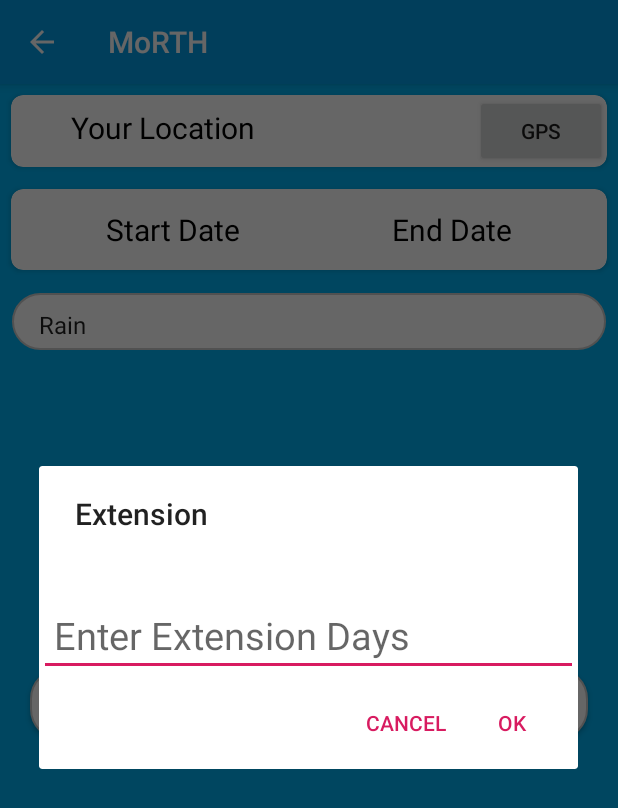
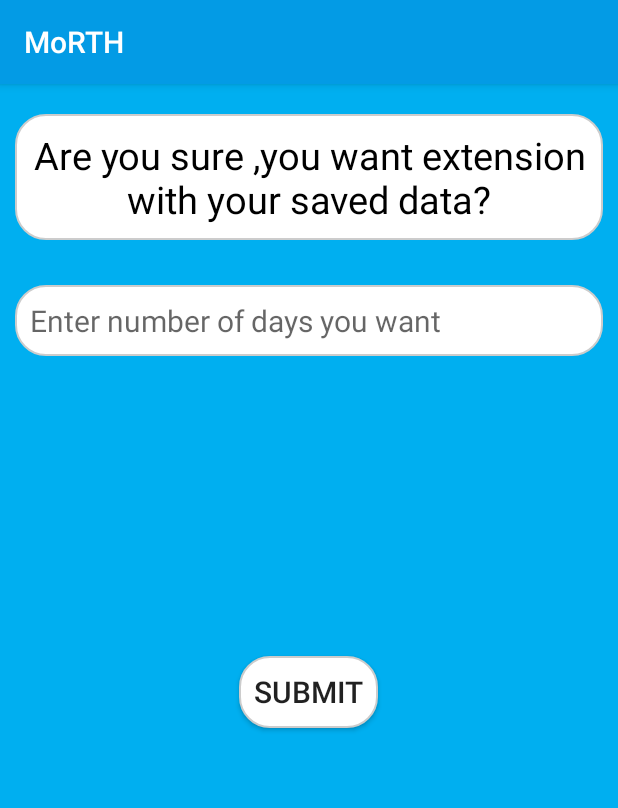
Before and after one commit to souravpaul8/MoRTH, an Android app: the WeatherHindranceActivity screen opened directly, with no data from a screen before it, after a tap on "EXTENSION", on a phone screen of 412 x 824 dp. Shown: the top 808 px of the screen. Run offline under Robolectric (Android 15) with nearby library versions, the phone set to English and light mode, and no system bars; our stand-ins replace Firebase (no records; nobody signed in at launch, a user with empty details on screens opened directly).

Commit message:
Extension Activity

```diff
--- a/app/src/main/AndroidManifest.xml
+++ b/app/src/main/AndroidManifest.xml
@@ -14,7 +14,8 @@
         android:supportsRtl="true"
         android:theme="@style/AppTheme"
         android:usesCleartextTraffic="true">
-        <activity android:name=".SavedHindrancesListActivity"></activity>
+        <activity android:name=".ExtensionDays"></activity>
+        <activity android:name=".SavedHindrancesListActivity" />
         <activity android:name=".OtherUploadActivity" />
         <activity
             android:name=".WeatherHindranceActivity"
--- /dev/null
+++ b/app/src/main/java/com/thecombatant/morth/ExtensionDays.java
@@ -0,0 +1,42 @@
+package com.thecombatant.morth;
+
+import android.support.v7.app.AppCompatActivity;
+import android.os.Bundle;
+import android.view.View;
+import android.widget.Button;
+import android.widget.EditText;
+
+import com.google.firebase.database.DatabaseReference;
+import com.google.firebase.database.FirebaseDatabase;
+
+public class ExtensionDays extends AppCompatActivity {
+
+    EditText Extensiondays;
+    Button submit;
+    String numberofdays;
+    String tender;
+
+    @Override
+    protected void onCreate(Bundle savedInstanceState) {
+        super.onCreate(savedInstanceState);
+        setContentView(R.layout.activity_extension_days);
+
+        Extensiondays = findViewById(R.id.Days);
+        submit = findViewById(R.id.submit);
+
+
+        tender = getIntent().getStringExtra("tenderId");
+
+        submit.setOnClickListener(new View.OnClickListener() {
+            @Override
+            public void onClick(View view) {
+                numberofdays = Extensiondays.getText().toString();
+                DatabaseReference databaseweather = FirebaseDatabase.getInstance().getReference(tender);
+                databaseweather.child("Propose days of extension").setValue(numberofdays);
+
+            }
+        });
+
+
+    }
+}
--- a/app/src/main/java/com/thecombatant/morth/WeatherHindranceActivity.java
+++ b/app/src/main/java/com/thecombatant/morth/WeatherHindranceActivity.java
@@ -361,9 +361,10 @@ public class WeatherHindranceActivity extends AppCompatActivity implements Dialo
 
 
                 Calendar calendar = Calendar.getInstance();
-                String currentdate = DateFormat.getDateInstance().format(calendar.getTime());
+                String currentdate = DateFormat.getDateInstance(DateFormat.FULL).format(calendar.getTime());
 
-                Toast.makeText(WeatherHindranceActivity.this, currentdate, Toast.LENGTH_SHORT).show();
+
+                //Toast.makeText(WeatherHindranceActivity.this, currentdate, Toast.LENGTH_SHORT).show();
 
                 if (text.equals("Rain")) {
 
@@ -384,7 +385,9 @@ public class WeatherHindranceActivity extends AppCompatActivity implements Dialo
        extension.setOnClickListener(new View.OnClickListener() {
            @Override
            public void onClick(View view) {
-               openDialog();
+               Intent intent = new Intent(WeatherHindranceActivity.this, ExtensionDays.class);
+               intent.putExtra("tenderId", tender);
+               startActivity(intent);
            }
        });
 
@@ -576,6 +579,7 @@ public class WeatherHindranceActivity extends AppCompatActivity implements Dialo
 
 
             }
+            Toast.makeText(this, "Successfully updated your request", Toast.LENGTH_SHORT).show();
 
 
         } catch (Exception e) {
@@ -637,6 +641,7 @@ public class WeatherHindranceActivity extends AppCompatActivity implements Dialo
                 }
 
             }
+            Toast.makeText(this, "Successfully updated your request", Toast.LENGTH_SHORT).show();
 
         } catch (Exception e) {
             e.printStackTrace();
@@ -697,6 +702,7 @@ public class WeatherHindranceActivity extends AppCompatActivity implements Dialo
 
             }
 
+            Toast.makeText(this, "Successfully updated your request", Toast.LENGTH_SHORT).show();
 
         } catch (Exception e) {
             e.printStackTrace();
@@ -752,12 +758,13 @@ public class WeatherHindranceActivity extends AppCompatActivity implements Dialo
 
                 OtherReasonDetails other = new OtherReasonDetails(id, cdate, otherReason, result, photoStringLink);
 
-                    databaseweather.child("Reason").child(cdate).setValue(other);
+                databaseweather.child("Dates").child(cdate).setValue(other);
 
 
 
             }
 
+            Toast.makeText(this, "Successfully updated your request", Toast.LENGTH_SHORT).show();
 
         } catch (Exception e) {
             e.printStackTrace();
--- a/app/src/main/res/layout/activity_enter_tender_details.xml
+++ b/app/src/main/res/layout/activity_enter_tender_details.xml
@@ -174,7 +174,7 @@
             android:paddingRight="24dp"
             android:text="Register"
             android:textColor="#000000"
-            android:textSize="25dp" />
+            android:textSize="20dp" />
 
     </LinearLayout>
 </android.support.v7.widget.CardView>
--- /dev/null
+++ b/app/src/main/res/layout/activity_extension_days.xml
@@ -0,0 +1,44 @@
+<?xml version="1.0" encoding="utf-8"?>
+<LinearLayout xmlns:android="http://schemas.android.com/apk/res/android"
+    xmlns:app="http://schemas.android.com/apk/res-auto"
+    xmlns:tools="http://schemas.android.com/tools"
+    android:layout_width="match_parent"
+    android:layout_height="match_parent"
+    android:background="#00AFF0"
+    android:orientation="vertical"
+    tools:context=".ExtensionDays">
+
+    <TextView
+        android:layout_width="match_parent"
+        android:layout_height="wrap_content"
+        android:layout_marginLeft="10dp"
+        android:layout_marginTop="20dp"
+        android:layout_marginRight="10dp"
+        android:background="@drawable/custom_linear_layout_border"
+        android:gravity="center"
+        android:text="Are you sure ,you want extension with your saved data?"
+        android:textColor="#000000"
+        android:textSize="25sp" />
+
+    <EditText
+        android:id="@+id/Days"
+        android:layout_width="match_parent"
+        android:layout_height="wrap_content"
+        android:layout_marginLeft="10dp"
+        android:layout_marginTop="30dp"
+        android:layout_marginRight="10dp"
+        android:background="@drawable/custom_linear_layout_border"
+        android:hint="Enter number of days you want "
+        android:textSize="20sp" />
+
+    <Button
+        android:id="@+id/submit"
+        android:layout_width="wrap_content"
+        android:layout_height="wrap_content"
+        android:layout_gravity="center"
+        android:layout_marginTop="200dp"
+        android:background="@drawable/custom_linear_layout_border"
+        android:text="SUBMIT"
+        android:textSize="20sp" />
+
+</LinearLayout>
--- a/app/src/main/res/layout/activity_home.xml
+++ b/app/src/main/res/layout/activity_home.xml
@@ -23,7 +23,7 @@
         android:layout_gravity="center"
         android:layout_margin="20dp"
         android:background="@drawable/custom_linear_layout_border"
-        android:text="Weather Related Hindrances"
+        android:text="ADD Hindrances"
         android:topLeftRadius="10dp"
         android:topRightRadius="10dp" />
 
```
